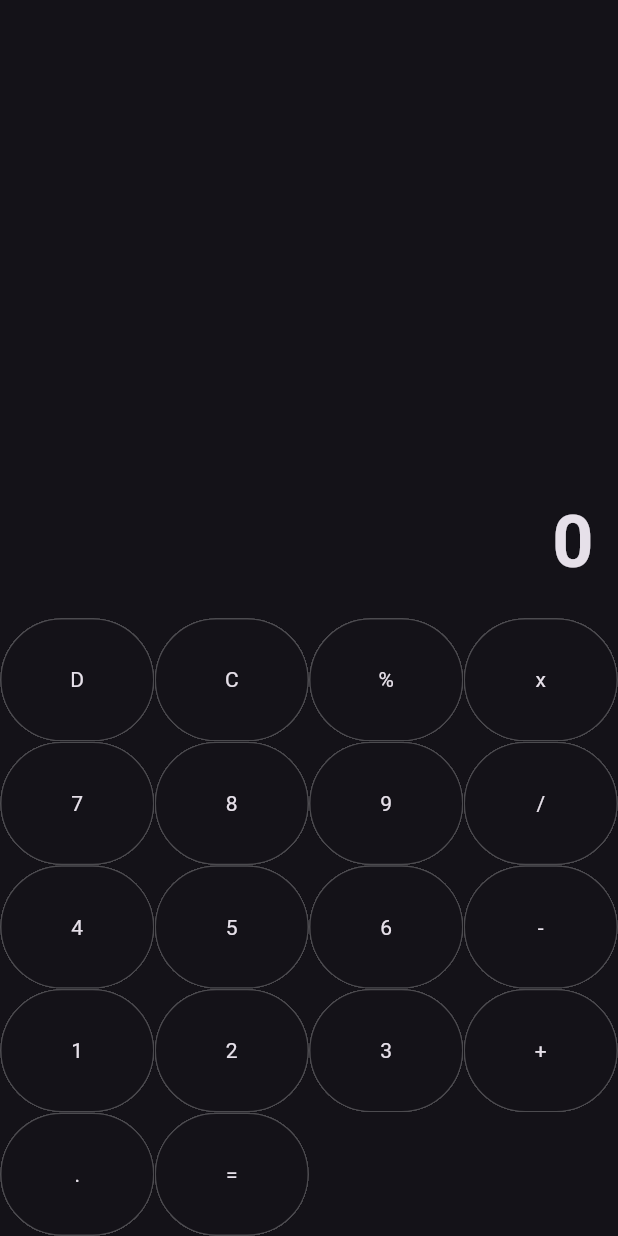
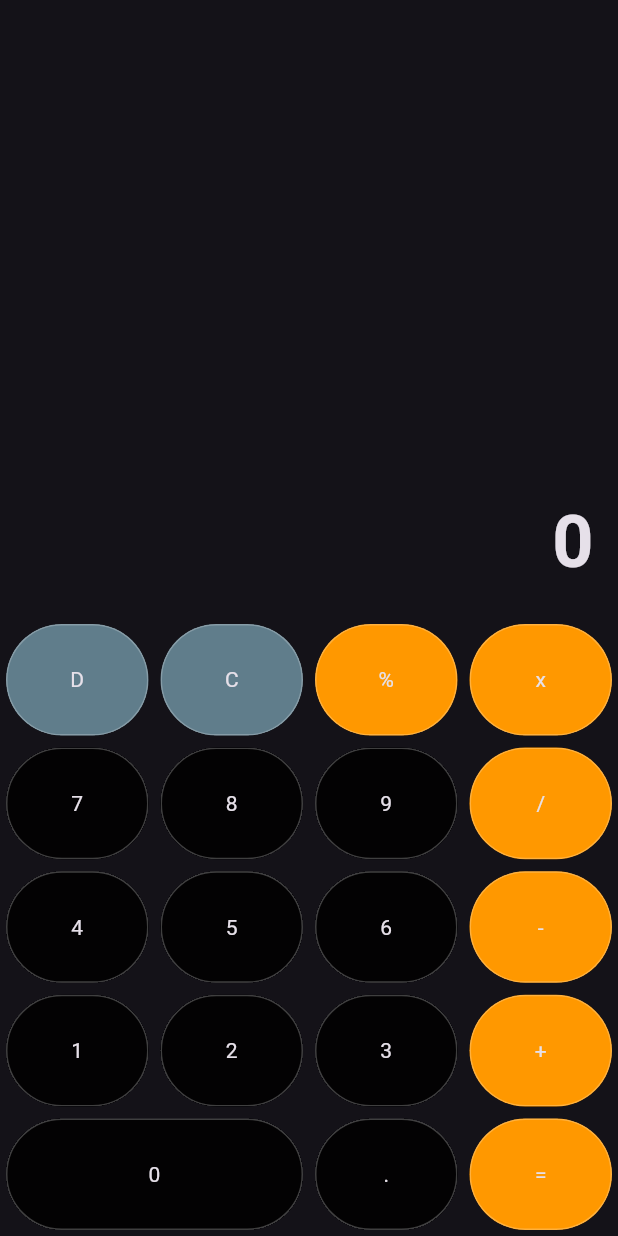
Before and after one commit to Solbjor/Calculator_App, a Flutter app: the screen it shows after launch, on a phone screen of 412 x 824 dp. Run offline on Flutter 3.47's test engine with Material 3 defaults, Android fonts, the phone set to English and light mode, and no system bars.

Commit message:
Button arranging
Added colors to buttons and arranged them properly.

```diff
--- a/lib/button_values.dart
+++ b/lib/button_values.dart
@@ -37,6 +37,7 @@ class Btn {
     n2,
     n3,
     add,
+    n0,
     dot,
     calculate,
   ];
--- a/lib/calculator_screen.dart
+++ b/lib/calculator_screen.dart
@@ -38,7 +38,9 @@ class _CalculatorScreenState extends State<CalculatorScreen> {
               children: Btn.buttonValues
                   //we use a SizedBox to assign all our button's values into seperate boxes and align them according to the screen size.
                   .map((value) => SizedBox(
-                      width: screenSize.width / 4,
+                      width: value == Btn.n0
+                          ? screenSize.width / 2
+                          : (screenSize.width / 4),
                       height: screenSize.width / 5,
                       child: buildButton(value)))
                   .toList(),
@@ -50,8 +52,11 @@ class _CalculatorScreenState extends State<CalculatorScreen> {
   }
 
   Widget buildButton(value) {
-    return Material(
+    return Padding(
+      padding: const EdgeInsets.all(4.0),
+      child: Material(
         //material lets us give it styling and splash effects on tap.
+        color: getBtnColor(value),
         clipBehavior: Clip.hardEdge,
         shape: OutlineInputBorder(
             borderSide: const BorderSide(color: Colors.white24),
@@ -64,6 +69,22 @@ class _CalculatorScreenState extends State<CalculatorScreen> {
             child: Text(value),
           ),
         ),
+      ),
     );
   }
+
+  Color getBtnColor(value) {
+    return [Btn.del, Btn.clr].contains(value)
+        ? Colors.blueGrey
+        : [
+            Btn.per,
+            Btn.multiply,
+            Btn.add,
+            Btn.subtract,
+            Btn.divide,
+            Btn.calculate,
+          ].contains(value)
+            ? Colors.orange
+            : Colors.black87;
   }
+}
```
Lines whose indentation alone changed are shown as unchanged.
